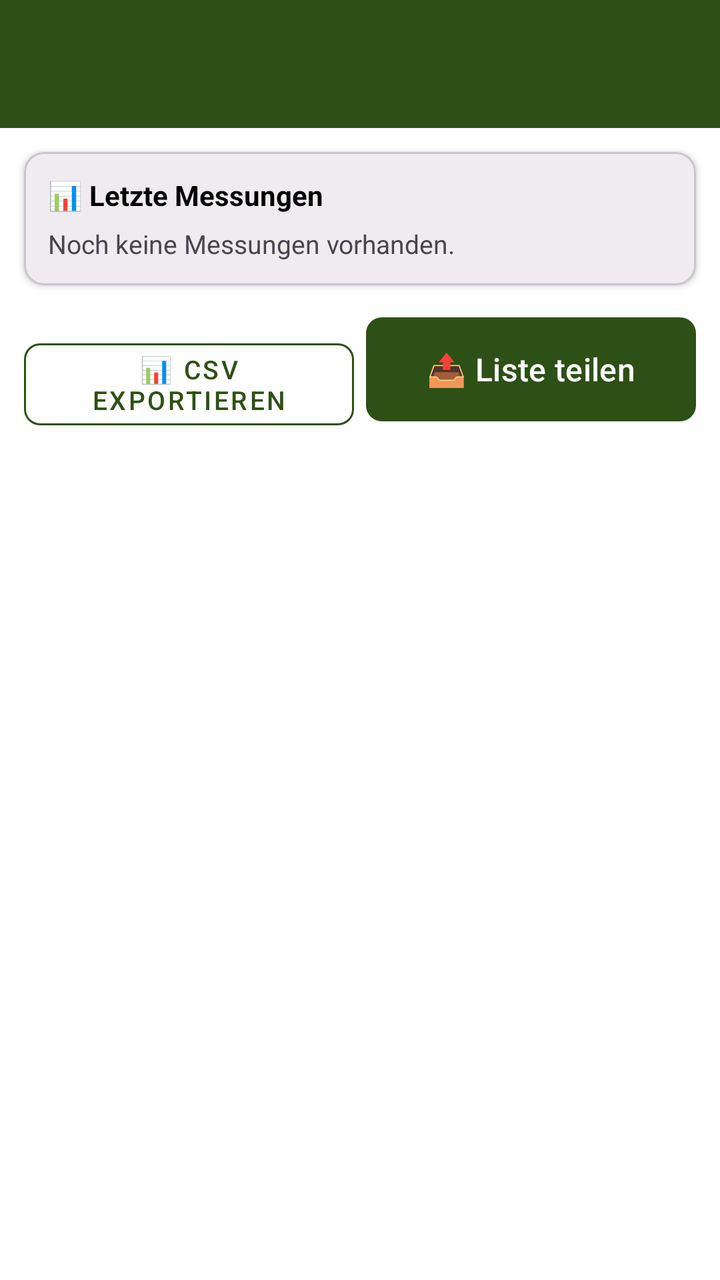
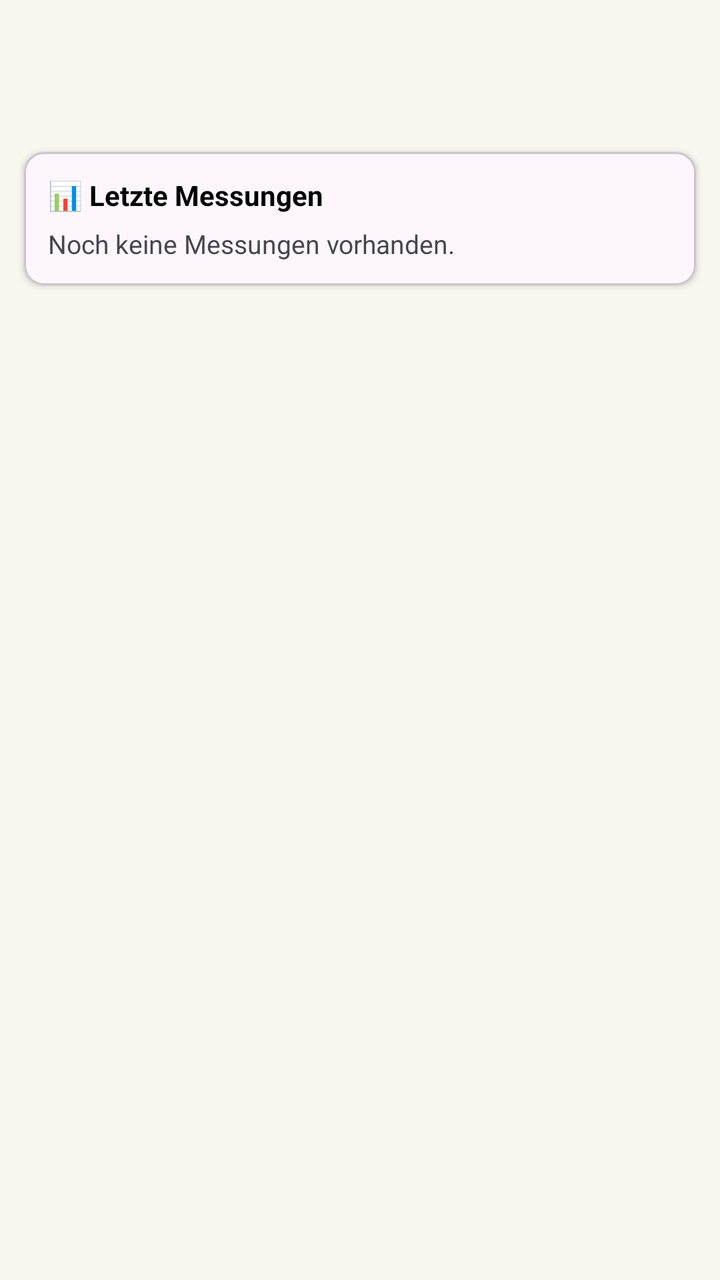

Compare the two renders of this Android layout. The source of the first and the diff that turns it into the second are given below.
<!-- AndroidManifest.xml: activity theme Theme.HundeWildnis -->
<!-- res/layout/activity_vital_list.xml -->
<?xml version="1.0" encoding="utf-8"?>
<androidx.coordinatorlayout.widget.CoordinatorLayout
    xmlns:android="http://schemas.android.com/apk/res/android"
    xmlns:app="http://schemas.android.com/apk/res-auto"
    android:layout_width="match_parent"
    android:layout_height="match_parent"
    android:background="?android:attr/colorBackground">

    <com.google.android.material.appbar.AppBarLayout
        android:id="@+id/appbar"
        android:layout_width="match_parent"
        android:layout_height="wrap_content"
        android:fitsSystemWindows="false">
        <androidx.appcompat.widget.Toolbar
            android:id="@+id/toolbar"
            android:layout_width="match_parent"
            android:layout_height="?attr/actionBarSize"
            android:background="#2d5016"
            app:titleTextColor="#FFFFFF" />
    </com.google.android.material.appbar.AppBarLayout>

    <LinearLayout
        android:layout_width="match_parent"
        android:layout_height="match_parent"
        android:orientation="vertical"
        app:layout_behavior="@string/appbar_scrolling_view_behavior">

        
        <com.google.android.material.card.MaterialCardView
            android:id="@+id/cardStats"
            android:layout_width="match_parent"
            android:layout_height="wrap_content"
            android:layout_margin="12dp"
            app:cardCornerRadius="10dp"
            app:cardElevation="2dp">

            <LinearLayout
                android:layout_width="match_parent"
                android:layout_height="wrap_content"
                android:orientation="vertical"
                android:padding="12dp">

                <TextView
                    android:id="@+id/tvStatsTitle"
                    android:layout_width="match_parent"
                    android:layout_height="wrap_content"
                    android:text="📊 Letzte Messungen"
                    android:textSize="14sp"
                    android:textStyle="bold"
                    android:textColor="?android:attr/textColorPrimary"
                    android:layout_marginBottom="6dp" />

                <TextView
                    android:id="@+id/tvStatsContent"
                    android:layout_width="match_parent"
                    android:layout_height="wrap_content"
                    android:text="Noch keine Messungen vorhanden."
                    android:textSize="13sp"
                    android:lineSpacingMultiplier="1.4"
                    android:textColor="?android:attr/textColorSecondary" />

            </LinearLayout>
        </com.google.android.material.card.MaterialCardView>

        
        <LinearLayout
            android:layout_width="match_parent"
            android:layout_height="wrap_content"
            android:orientation="horizontal"
            android:paddingStart="12dp"
            android:paddingEnd="12dp"
            android:paddingBottom="8dp">

            <com.google.android.material.button.MaterialButton
                android:id="@+id/btnExportCsv"
                android:layout_width="0dp"
                android:layout_height="wrap_content"
                android:layout_weight="1"
                android:text="📊 CSV exportieren"
                android:textSize="13sp"
                android:textColor="#2d5016"
                style="@style/Widget.MaterialComponents.Button.OutlinedButton"
                app:strokeColor="#2d5016"
                app:cornerRadius="8dp"
                android:layout_marginEnd="6dp" />

            <com.google.android.material.button.MaterialButton
                android:id="@+id/btnShareAll"
                android:layout_width="0dp"
                android:layout_height="wrap_content"
                android:layout_weight="1"
                android:text="📤 Liste teilen"
                android:textSize="13sp"
                android:textColor="#FFFFFF"
                app:backgroundTint="#2d5016"
                app:cornerRadius="8dp" />

        </LinearLayout>

        
        <TextView
            android:id="@+id/tvEmpty"
            android:layout_width="match_parent"
            android:layout_height="wrap_content"
            android:text="Noch keine Messungen für diesen Hund.\n\nStarte eine Messung über ❤️ Pulscheck."
            android:textSize="15sp"
            android:textAlignment="center"
            android:padding="40dp"
            android:visibility="gone"
            android:textColor="?android:attr/textColorSecondary" />

        
        <androidx.recyclerview.widget.RecyclerView
            android:id="@+id/rvVitalRecords"
            android:layout_width="match_parent"
            android:layout_height="0dp"
            android:layout_weight="1"
            android:paddingTop="4dp"
            android:paddingBottom="16dp"
            android:clipToPadding="false" />

    </LinearLayout>

</androidx.coordinatorlayout.widget.CoordinatorLayout>
<!-- resources referenced by this layout -->
<resources>
  <style name="Theme.HundeWildnis" parent="Base.Theme.HundeWildnis" />
  <style name="Base.Theme.HundeWildnis" parent="Theme.Material3.Light.NoActionBar">
          
          <item name="materialButtonStyle">@style/Widget.App.Button</item>
  
          <item name="colorPrimary">#2d5016</item>
          <item name="colorPrimaryVariant">#1a3009</item>
          <item name="colorOnPrimary">#FFFFFF</item>
          <item name="colorSecondary">#6b8e4e</item>
          <item name="colorSecondaryVariant">#4a6135</item>
          <item name="colorOnSecondary">#000000</item>
          <item name="android:statusBarColor">@android:color/transparent</item>
          <item name="android:navigationBarColor">@android:color/transparent</item>
          <item name="android:windowDrawsSystemBarBackgrounds">true</item>
          <item name="android:windowLightStatusBar">true</item>
          <item name="android:windowLightNavigationBar" tools:targetApi="27">true</item>
          <item name="android:enforceNavigationBarContrast" tools:targetApi="q">false</item>
          <item name="android:enforceStatusBarContrast" tools:targetApi="q">false</item>
  
          
          <item name="colorAccent">#2d5016</item>
          <item name="android:textColorPrimary">#000000</item>
  
          
          <item name="materialAlertDialogTheme">@style/AlertDialogTheme</item>
          <item name="alertDialogTheme">@style/AlertDialogTheme</item>
  
          
          <item name="actionMenuTextColor">#FFFFFF</item>
          <item name="actionOverflowButtonStyle">@style/Widget.App.Overflow</item>
  
          
          <item name="android:windowBackground">#FFFFFF</item>
          <item name="android:colorBackground">#FFFFFF</item>
      </style>
  <style name="Widget.App.Overflow" parent="Widget.AppCompat.ActionButton.Overflow">
          <item name="android:src">@drawable/ic_menu_hamburger</item>
      </style>
  <dimen name="text_button_large">20sp</dimen>
  <style name="DialogButtonStyle.Light" parent="Widget.Material3.Button.TextButton.Dialog">
          
          <item name="android:textColor">#2d5016</item>
  
          
          <item name="android:textSize">13sp</item>
          <item name="android:textAllCaps">false</item>
          <item name="android:maxLines">2</item>
          <item name="android:singleLine">false</item>
          <item name="android:ellipsize">none</item>
          <item name="autoSizeTextType">uniform</item>
          <item name="autoSizeMinTextSize">10sp</item>
          <item name="autoSizeMaxTextSize">16sp</item>
  
          
          <item name="android:paddingStart">2dp</item>
          <item name="android:paddingEnd">2dp</item>
          <item name="android:minWidth">0dp</item>
          <item name="android:insetLeft">0dp</item>
          <item name="android:insetRight">0dp</item>
          <item name="android:insetTop">0dp</item>
          <item name="android:insetBottom">0dp</item>
  
          
          <item name="backgroundTint">@android:color/transparent</item>
  
          
          <item name="rippleColor">#332d5016</item>
      </style>
  <style name="Widget.App.ButtonBar" parent="Widget.AppCompat.ButtonBar.AlertDialog">
          <item name="android:padding">0dp</item>
      </style>
  <!-- drawable ic_menu_hamburger (drawable) -->
  <vector xmlns:android="http://schemas.android.com/apk/res/android"
      android:width="24dp"
      android:height="24dp"
      android:viewportWidth="24"
      android:viewportHeight="24">
      <path
          android:fillColor="#FFFFFF"
          android:pathData="M3,18h18v-2H3V18z M3,13h18v-2H3V13z M3,6v2h18V6H3z" />
  </vector>
  <!-- unchanged entries left out for length: 2 -->
</resources>

<!-- the commit's change to res/layout/activity_vital_list.xml (unified diff, before → after) -->
@@ -15,8 +15,8 @@
             android:id="@+id/toolbar"
             android:layout_width="match_parent"
             android:layout_height="?attr/actionBarSize"
-            android:background="#2d5016"
-            app:titleTextColor="#FFFFFF" />
+            android:background="?attr/colorPrimary"
+            app:titleTextColor="?attr/colorOnPrimary" />
     </com.google.android.material.appbar.AppBarLayout>
 
     <LinearLayout
@@ -63,39 +63,15 @@
         </com.google.android.material.card.MaterialCardView>
 
         
-        <LinearLayout
+        <androidx.recyclerview.widget.RecyclerView
+            android:id="@+id/gridVitalActions"
             android:layout_width="match_parent"
             android:layout_height="wrap_content"
-            android:orientation="horizontal"
-            android:paddingStart="12dp"
-            android:paddingEnd="12dp"
-            android:paddingBottom="8dp">
-
-            <com.google.android.material.button.MaterialButton
-                android:id="@+id/btnExportCsv"
-                android:layout_width="0dp"
-                android:layout_height="wrap_content"
-                android:layout_weight="1"
-                android:text="📊 CSV exportieren"
-                android:textSize="13sp"
-                android:textColor="#2d5016"
-                style="@style/Widget.MaterialComponents.Button.OutlinedButton"
-                app:strokeColor="#2d5016"
-                app:cornerRadius="8dp"
-                android:layout_marginEnd="6dp" />
-
-            <com.google.android.material.button.MaterialButton
-                android:id="@+id/btnShareAll"
-                android:layout_width="0dp"
-                android:layout_height="wrap_content"
-                android:layout_weight="1"
-                android:text="📤 Liste teilen"
-                android:textSize="13sp"
-                android:textColor="#FFFFFF"
-                app:backgroundTint="#2d5016"
-                app:cornerRadius="8dp" />
-
-        </LinearLayout>
+            android:layout_marginHorizontal="8dp"
+            android:layout_marginBottom="8dp"
+            android:nestedScrollingEnabled="false"
+            app:layoutManager="androidx.recyclerview.widget.GridLayoutManager"
+            app:spanCount="2" />
 
         
         <TextView
<!-- resource entries referenced after the edit -->
@@ -5,14 +5,12 @@
           
           <item name="materialButtonStyle">@style/Widget.App.Button</item>
   
-          <item name="colorPrimary">#2d5016</item>
-          <item name="colorPrimaryVariant">#1a3009</item>
-          <item name="colorOnPrimary">#FFFFFF</item>
-          <item name="colorSecondary">#6b8e4e</item>
-          <item name="colorSecondaryVariant">#4a6135</item>
-          <item name="colorOnSecondary">#000000</item>
-          <item name="android:statusBarColor">@android:color/transparent</item>
-          <item name="android:navigationBarColor">@android:color/transparent</item>
+          <item name="colorPrimary">@color/rd_bg_light</item>
+          <item name="colorOnPrimary">@color/rd_text_primary_light</item>
+          <item name="colorSecondary">@color/rd_group2_accent_light</item>
+          <item name="colorOnSecondary">#FFFFFF</item>
+          <item name="android:statusBarColor">@color/rd_bg_light</item>
+          <item name="android:navigationBarColor">@color/rd_bg_light</item>
           <item name="android:windowDrawsSystemBarBackgrounds">true</item>
           <item name="android:windowLightStatusBar">true</item>
           <item name="android:windowLightNavigationBar" tools:targetApi="27">true</item>
@@ -20,7 +18,7 @@
           <item name="android:enforceStatusBarContrast" tools:targetApi="q">false</item>
   
           
-          <item name="colorAccent">#2d5016</item>
+          <item name="colorAccent">@color/rd_group2_accent_light</item>
           <item name="android:textColorPrimary">#000000</item>
   
           
@@ -28,20 +26,23 @@
           <item name="alertDialogTheme">@style/AlertDialogTheme</item>
   
           
-          <item name="actionMenuTextColor">#FFFFFF</item>
+          <item name="actionMenuTextColor">@color/rd_text_primary_light</item>
           <item name="actionOverflowButtonStyle">@style/Widget.App.Overflow</item>
   
           
-          <item name="android:windowBackground">#FFFFFF</item>
-          <item name="android:colorBackground">#FFFFFF</item>
+          <item name="android:windowBackground">@color/rd_bg_light</item>
+          <item name="android:colorBackground">@color/rd_bg_light</item>
       </style>
+  <color name="rd_bg_light">#FAF7F0</color>
+  <color name="rd_text_primary_light">#2B2620</color>
+  <color name="rd_group2_accent_light">#8A7A1F</color>
   <style name="Widget.App.Overflow" parent="Widget.AppCompat.ActionButton.Overflow">
           <item name="android:src">@drawable/ic_menu_hamburger</item>
       </style>
   <dimen name="text_button_large">20sp</dimen>
   <style name="DialogButtonStyle.Light" parent="Widget.Material3.Button.TextButton.Dialog">
           
-          <item name="android:textColor">#2d5016</item>
+          <item name="android:textColor">?attr/colorSecondary</item>
   
           
           <item name="android:textSize">13sp</item>
